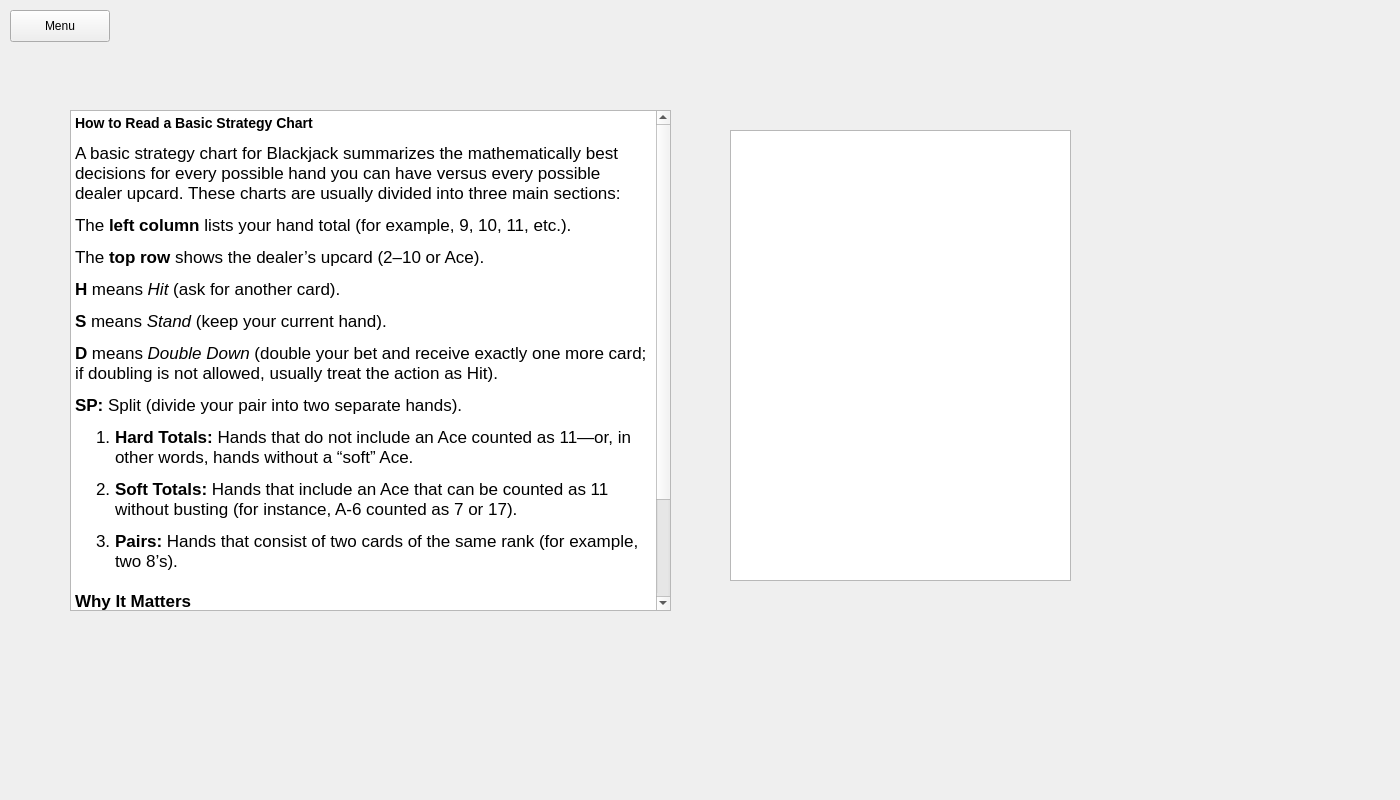
This is CardCounter/mainwindow.ui in CalebStandfield/full-blackjack-game-engine-with-UI as Qt 5 draws it before an edit. The edited form follows.
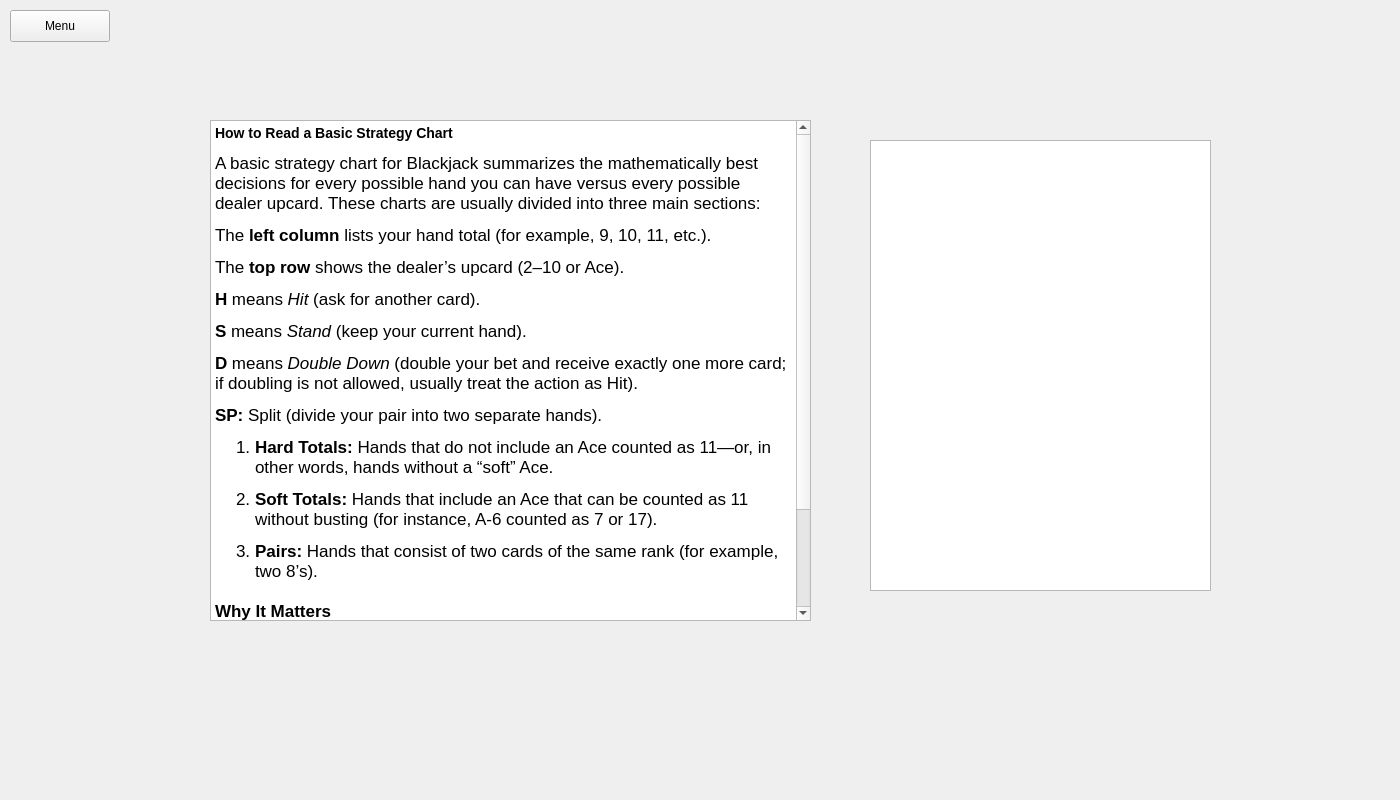
This is the edited form. The open tabs and pages were chosen to show the change.

Commit message: Changed the path for image

```diff
--- a/CardCounter/mainwindow.ui
+++ b/CardCounter/mainwindow.ui
@@ -877,8 +877,8 @@
      <widget class="QGraphicsView" name="basicStrategyChart">
       <property name="geometry">
        <rect>
-        <x>730</x>
-        <y>130</y>
+        <x>870</x>
+        <y>140</y>
         <width>341</width>
         <height>451</height>
        </rect>
@@ -887,8 +887,8 @@
      <widget class="QTextBrowser" name="infoTextBrowser">
       <property name="geometry">
        <rect>
-        <x>70</x>
-        <y>110</y>
+        <x>210</x>
+        <y>120</y>
         <width>601</width>
         <height>501</height>
        </rect>
@@ -900,23 +900,23 @@
 hr { height: 1px; border-width: 0; }
 li.unchecked::marker { content: &quot;\2610&quot;; }
 li.checked::marker { content: &quot;\2612&quot;; }
-&lt;/style&gt;&lt;/head&gt;&lt;body style=&quot; font-family:'Segoe UI'; font-size:9pt; font-weight:400; font-style:normal;&quot;&gt;
-&lt;h3 style=&quot; margin-top:14px; margin-bottom:12px; margin-left:0px; margin-right:0px; -qt-block-indent:0; text-indent:0px;&quot;&gt;&lt;span style=&quot; font-family:'.AppleSystemUIFont'; font-size:13pt; font-weight:700;&quot;&gt;How to Read a Basic Strategy Chart&lt;/span&gt;&lt;/h3&gt;
-&lt;p style=&quot; margin-top:12px; margin-bottom:12px; margin-left:0px; margin-right:0px; -qt-block-indent:0; text-indent:0px;&quot;&gt;&lt;span style=&quot; font-family:'.AppleSystemUIFont'; font-size:13pt;&quot;&gt;A basic strategy chart for Blackjack summarizes the mathematically best decisions for every possible hand you can have versus every possible dealer upcard. These charts are usually divided into three main sections:&lt;/span&gt;&lt;/p&gt;
-&lt;p style=&quot; margin-top:12px; margin-bottom:12px; margin-left:0px; margin-right:0px; -qt-block-indent:0; text-indent:0px;&quot;&gt;&lt;span style=&quot; font-family:'.AppleSystemUIFont'; font-size:13pt;&quot;&gt;The &lt;/span&gt;&lt;span style=&quot; font-family:'.AppleSystemUIFont'; font-size:13pt; font-weight:700;&quot;&gt;left column&lt;/span&gt;&lt;span style=&quot; font-family:'.AppleSystemUIFont'; font-size:13pt;&quot;&gt; lists your hand total (for example, 9, 10, 11, etc.).&lt;/span&gt;&lt;/p&gt;
-&lt;p style=&quot; margin-top:12px; margin-bottom:12px; margin-left:0px; margin-right:0px; -qt-block-indent:0; text-indent:0px;&quot;&gt;&lt;span style=&quot; font-family:'.AppleSystemUIFont'; font-size:13pt;&quot;&gt;The &lt;/span&gt;&lt;span style=&quot; font-family:'.AppleSystemUIFont'; font-size:13pt; font-weight:700;&quot;&gt;top row&lt;/span&gt;&lt;span style=&quot; font-family:'.AppleSystemUIFont'; font-size:13pt;&quot;&gt; shows the dealer’s upcard (2–10 or Ace).&lt;/span&gt;&lt;/p&gt;
-&lt;p style=&quot; margin-top:12px; margin-bottom:12px; margin-left:0px; margin-right:0px; -qt-block-indent:0; text-indent:0px;&quot;&gt;&lt;span style=&quot; font-family:'.AppleSystemUIFont'; font-size:13pt; font-weight:700;&quot;&gt;H&lt;/span&gt;&lt;span style=&quot; font-family:'.AppleSystemUIFont'; font-size:13pt;&quot;&gt; means &lt;/span&gt;&lt;span style=&quot; font-family:'.AppleSystemUIFont'; font-size:13pt; font-style:italic;&quot;&gt;Hit&lt;/span&gt;&lt;span style=&quot; font-family:'.AppleSystemUIFont'; font-size:13pt;&quot;&gt; (ask for another card).&lt;/span&gt;&lt;/p&gt;
-&lt;p style=&quot; margin-top:12px; margin-bottom:12px; margin-left:0px; margin-right:0px; -qt-block-indent:0; text-indent:0px;&quot;&gt;&lt;span style=&quot; font-family:'.AppleSystemUIFont'; font-size:13pt; font-weight:700;&quot;&gt;S&lt;/span&gt;&lt;span style=&quot; font-family:'.AppleSystemUIFont'; font-size:13pt;&quot;&gt; means &lt;/span&gt;&lt;span style=&quot; font-family:'.AppleSystemUIFont'; font-size:13pt; font-style:italic;&quot;&gt;Stand&lt;/span&gt;&lt;span style=&quot; font-family:'.AppleSystemUIFont'; font-size:13pt;&quot;&gt; (keep your current hand).&lt;/span&gt;&lt;/p&gt;
-&lt;p style=&quot; margin-top:12px; margin-bottom:12px; margin-left:0px; margin-right:0px; -qt-block-indent:0; text-indent:0px;&quot;&gt;&lt;span style=&quot; font-family:'.AppleSystemUIFont'; font-size:13pt; font-weight:700;&quot;&gt;D&lt;/span&gt;&lt;span style=&quot; font-family:'.AppleSystemUIFont'; font-size:13pt;&quot;&gt; means &lt;/span&gt;&lt;span style=&quot; font-family:'.AppleSystemUIFont'; font-size:13pt; font-style:italic;&quot;&gt;Double Down&lt;/span&gt;&lt;span style=&quot; font-family:'.AppleSystemUIFont'; font-size:13pt;&quot;&gt; (double your bet and receive exactly one more card; if doubling is not allowed, usually treat the action as Hit).&lt;/span&gt;&lt;/p&gt;
-&lt;p style=&quot; margin-top:12px; margin-bottom:12px; margin-left:0px; margin-right:0px; -qt-block-indent:0; text-indent:0px;&quot;&gt;&lt;span style=&quot; font-family:'.AppleSystemUIFont'; font-size:13pt; font-weight:700;&quot;&gt;SP:&lt;/span&gt;&lt;span style=&quot; font-family:'.AppleSystemUIFont'; font-size:13pt;&quot;&gt; Split (divide your pair into two separate hands).&lt;/span&gt;&lt;/p&gt;
+&lt;/style&gt;&lt;/head&gt;&lt;body style=&quot; font-family:'.AppleSystemUIFont'; font-size:13pt; font-weight:400; font-style:normal;&quot;&gt;
+&lt;h3 style=&quot; margin-top:14px; margin-bottom:12px; margin-left:0px; margin-right:0px; -qt-block-indent:0; text-indent:0px;&quot;&gt;&lt;span style=&quot; font-size:large; font-weight:700;&quot;&gt;How to Read a Basic Strategy Chart&lt;/span&gt;&lt;/h3&gt;
+&lt;p style=&quot; margin-top:12px; margin-bottom:12px; margin-left:0px; margin-right:0px; -qt-block-indent:0; text-indent:0px;&quot;&gt;A basic strategy chart for Blackjack summarizes the mathematically best decisions for every possible hand you can have versus every possible dealer upcard. These charts are usually divided into three main sections:&lt;/p&gt;
+&lt;p style=&quot; margin-top:12px; margin-bottom:12px; margin-left:0px; margin-right:0px; -qt-block-indent:0; text-indent:0px;&quot;&gt;The &lt;span style=&quot; font-weight:700;&quot;&gt;left column&lt;/span&gt; lists your hand total (for example, 9, 10, 11, etc.).&lt;/p&gt;
+&lt;p style=&quot; margin-top:12px; margin-bottom:12px; margin-left:0px; margin-right:0px; -qt-block-indent:0; text-indent:0px;&quot;&gt;The &lt;span style=&quot; font-weight:700;&quot;&gt;top row&lt;/span&gt; shows the dealer’s upcard (2–10 or Ace).&lt;/p&gt;
+&lt;p style=&quot; margin-top:12px; margin-bottom:12px; margin-left:0px; margin-right:0px; -qt-block-indent:0; text-indent:0px;&quot;&gt;&lt;span style=&quot; font-weight:700;&quot;&gt;H&lt;/span&gt; means &lt;span style=&quot; font-style:italic;&quot;&gt;Hit&lt;/span&gt; (ask for another card).&lt;/p&gt;
+&lt;p style=&quot; margin-top:12px; margin-bottom:12px; margin-left:0px; margin-right:0px; -qt-block-indent:0; text-indent:0px;&quot;&gt;&lt;span style=&quot; font-weight:700;&quot;&gt;S&lt;/span&gt; means &lt;span style=&quot; font-style:italic;&quot;&gt;Stand&lt;/span&gt; (keep your current hand).&lt;/p&gt;
+&lt;p style=&quot; margin-top:12px; margin-bottom:12px; margin-left:0px; margin-right:0px; -qt-block-indent:0; text-indent:0px;&quot;&gt;&lt;span style=&quot; font-weight:700;&quot;&gt;D&lt;/span&gt; means &lt;span style=&quot; font-style:italic;&quot;&gt;Double Down&lt;/span&gt; (double your bet and receive exactly one more card; if doubling is not allowed, usually treat the action as Hit).&lt;/p&gt;
+&lt;p style=&quot; margin-top:12px; margin-bottom:12px; margin-left:0px; margin-right:0px; -qt-block-indent:0; text-indent:0px;&quot;&gt;&lt;span style=&quot; font-weight:700;&quot;&gt;SP:&lt;/span&gt; Split (divide your pair into two separate hands).&lt;/p&gt;
 &lt;ol style=&quot;margin-top: 0px; margin-bottom: 0px; margin-left: 0px; margin-right: 0px; -qt-list-indent: 1;&quot;&gt;
-&lt;li style=&quot; font-family:'.AppleSystemUIFont'; font-size:13pt;&quot; style=&quot; margin-top:12px; margin-bottom:12px; margin-left:0px; margin-right:0px; -qt-block-indent:0; text-indent:0px;&quot;&gt;&lt;span style=&quot; font-weight:700;&quot;&gt;Hard Totals: &lt;/span&gt;Hands that do not include an Ace counted as 11—or, in other words, hands without a “soft” Ace.&lt;/li&gt;
-&lt;li style=&quot; font-family:'.AppleSystemUIFont'; font-size:13pt;&quot; style=&quot; margin-top:12px; margin-bottom:12px; margin-left:0px; margin-right:0px; -qt-block-indent:0; text-indent:0px;&quot;&gt;&lt;span style=&quot; font-weight:700;&quot;&gt;Soft Totals: &lt;/span&gt;Hands that include an Ace that can be counted as 11 without busting (for instance, A-6 counted as 7 or 17).&lt;/li&gt;
-&lt;li style=&quot; font-family:'.AppleSystemUIFont'; font-size:13pt;&quot; style=&quot; margin-top:12px; margin-bottom:0px; margin-left:0px; margin-right:0px; -qt-block-indent:0; text-indent:0px;&quot;&gt;&lt;span style=&quot; font-weight:700;&quot;&gt;Pairs: &lt;/span&gt;Hands that consist of two cards of the same rank (for example, two 8’s).&lt;/li&gt;&lt;/ol&gt;
-&lt;p style=&quot;-qt-paragraph-type:empty; margin-top:0px; margin-bottom:0px; margin-left:0px; margin-right:0px; -qt-block-indent:0; text-indent:0px; font-family:'.AppleSystemUIFont'; font-size:13pt;&quot;&gt;&lt;br /&gt;&lt;/p&gt;
-&lt;p style=&quot; margin-top:0px; margin-bottom:0px; margin-left:0px; margin-right:0px; -qt-block-indent:0; text-indent:0px;&quot;&gt;&lt;span style=&quot; font-family:'.AppleSystemUIFont'; font-size:13pt; font-weight:700;&quot;&gt;Why It Matters&lt;/span&gt;&lt;/p&gt;
-&lt;p style=&quot; margin-top:12px; margin-bottom:12px; margin-left:0px; margin-right:0px; -qt-block-indent:0; text-indent:0px;&quot;&gt;&lt;span style=&quot; font-family:'.AppleSystemUIFont'; font-size:13pt;&quot;&gt;Using a basic strategy chart means you're making decisions based on extensive mathematical analysis. Mastering it equates to near-perfect Blackjack play, reducing the house edge to about 0.05. In practical terms, with a $100 wager per hour, you're likely to lose roughly $5 over time.&lt;/span&gt;&lt;/p&gt;
-&lt;p style=&quot;-qt-paragraph-type:empty; margin-top:12px; margin-bottom:0px; margin-left:0px; margin-right:0px; -qt-block-indent:0; text-indent:0px; font-family:'.AppleSystemUIFont'; font-size:13pt;&quot;&gt;&lt;br /&gt;&lt;/p&gt;&lt;/body&gt;&lt;/html&gt;</string>
+&lt;li style=&quot; margin-top:12px; margin-bottom:12px; margin-left:0px; margin-right:0px; -qt-block-indent:0; text-indent:0px;&quot;&gt;&lt;span style=&quot; font-weight:700;&quot;&gt;Hard Totals: &lt;/span&gt;Hands that do not include an Ace counted as 11—or, in other words, hands without a “soft” Ace.&lt;/li&gt;
+&lt;li style=&quot; margin-top:12px; margin-bottom:12px; margin-left:0px; margin-right:0px; -qt-block-indent:0; text-indent:0px;&quot;&gt;&lt;span style=&quot; font-weight:700;&quot;&gt;Soft Totals: &lt;/span&gt;Hands that include an Ace that can be counted as 11 without busting (for instance, A-6 counted as 7 or 17).&lt;/li&gt;
+&lt;li style=&quot; margin-top:12px; margin-bottom:0px; margin-left:0px; margin-right:0px; -qt-block-indent:0; text-indent:0px;&quot;&gt;&lt;span style=&quot; font-weight:700;&quot;&gt;Pairs: &lt;/span&gt;Hands that consist of two cards of the same rank (for example, two 8’s).&lt;/li&gt;&lt;/ol&gt;
+&lt;p style=&quot;-qt-paragraph-type:empty; margin-top:0px; margin-bottom:0px; margin-left:0px; margin-right:0px; -qt-block-indent:0; text-indent:0px;&quot;&gt;&lt;br /&gt;&lt;/p&gt;
+&lt;p style=&quot; margin-top:0px; margin-bottom:0px; margin-left:0px; margin-right:0px; -qt-block-indent:0; text-indent:0px;&quot;&gt;&lt;span style=&quot; font-weight:700;&quot;&gt;Why It Matters&lt;/span&gt;&lt;/p&gt;
+&lt;p style=&quot; margin-top:12px; margin-bottom:12px; margin-left:0px; margin-right:0px; -qt-block-indent:0; text-indent:0px;&quot;&gt;Using a basic strategy chart means you're making decisions based on extensive mathematical analysis. Mastering it equates to near-perfect Blackjack play, reducing the house edge to about 0.05. In practical terms, with a $100 wager per hour, you're likely to lose roughly $5 over time.&lt;/p&gt;
+&lt;p style=&quot;-qt-paragraph-type:empty; margin-top:12px; margin-bottom:0px; margin-left:0px; margin-right:0px; -qt-block-indent:0; text-indent:0px;&quot;&gt;&lt;br /&gt;&lt;/p&gt;&lt;/body&gt;&lt;/html&gt;</string>
       </property>
      </widget>
     </widget>
```
Left out of the diff: 2 changed lines with no effect on the pictures. The commit also changes 1 other file.
